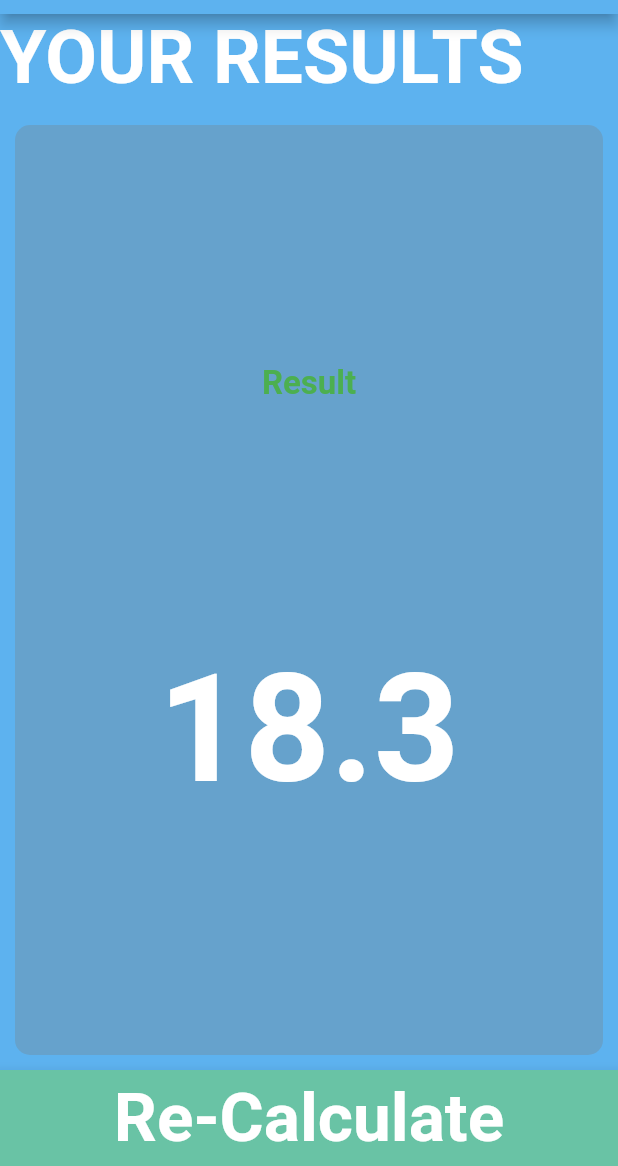
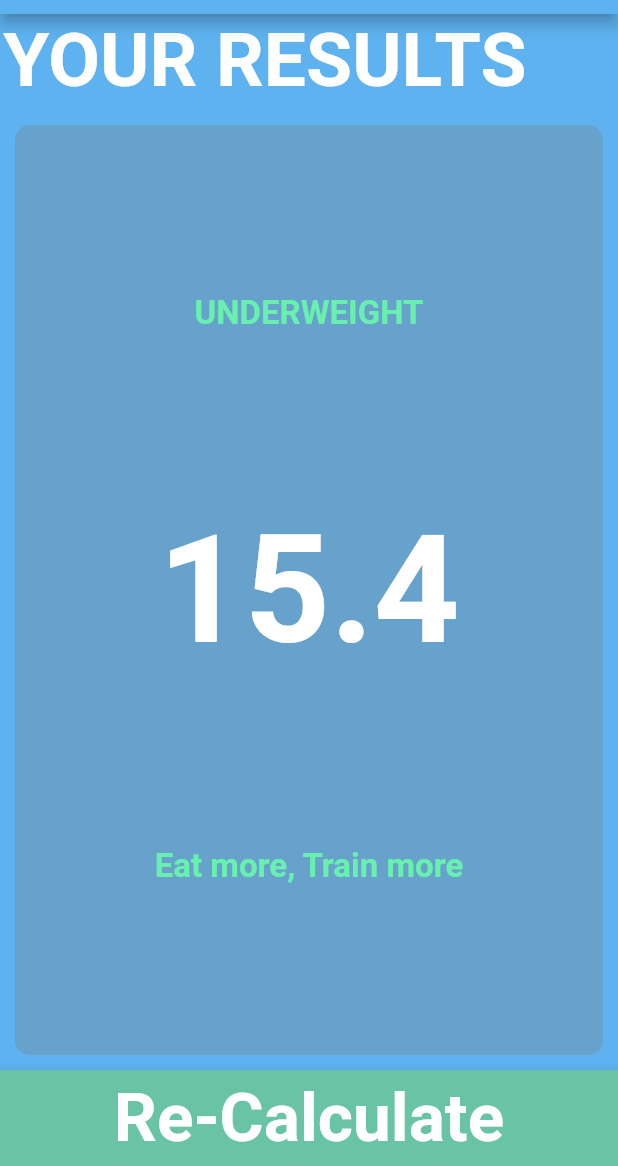
Before and after one commit to matatoMatata94/BMI_calculator_clone, a Flutter app: the screen it shows after launch, after a tap on "Calculate", on a phone screen of 412 x 824 dp, the part 70-1236 px from its top. Run offline on Flutter 3.47's test engine with Material 2 defaults, Android fonts, the phone set to English and light mode, and no system bars; our stand-ins replace font_awesome_flutter.

Commit message:
Finished app

```diff
--- /dev/null
+++ b/lib/calculator_brain.dart
@@ -0,0 +1,34 @@
+import 'dart:math';
+
+class CalculatorBrain {
+  CalculatorBrain({this.height, this.weight});
+
+  double height;
+  int weight;
+  double _bmi;
+
+  String calculateBMI() {
+    _bmi = weight / pow(height / 100, 2);
+    return _bmi.toStringAsFixed(1);
+  }
+
+  String getResult() {
+    if (_bmi >= 25) {
+      return 'OVERWEIGHT';
+    } else if (_bmi > 18.5) {
+      return 'NORMAL';
+    } else {
+      return 'UNDERWEIGHT';
+    }
+  }
+
+  String getInterpretation() {
+    if (_bmi >= 25) {
+      return 'Eat less, train more';
+    } else if (_bmi > 18.5) {
+      return 'Keep going';
+    } else {
+      return 'Eat more, Train more';
+    }
+  }
+}
--- a/lib/constants.dart
+++ b/lib/constants.dart
@@ -33,7 +33,7 @@ const kTitleTextStyle = TextStyle(
 const kResultTextStyle = TextStyle(
   fontSize: 22.0,
   fontWeight: FontWeight.bold,
-  color: Colors.green,
+  color: Colors.greenAccent,
 );
 
 const kBMITextStyle = TextStyle(
--- a/lib/main.dart
+++ b/lib/main.dart
@@ -1,6 +1,5 @@
 import 'package:bmi_calculator/constants.dart';
 import 'package:bmi_calculator/screens/input_page.dart';
-import 'package:bmi_calculator/screens/output_page.dart';
 import 'package:flutter/material.dart';
 
 void main() => runApp(BMICalculator());
@@ -18,9 +17,6 @@ class BMICalculator extends StatelessWidget {
         ),
       ),
       home: InputPage(),
-      routes: {
-        '/output': (context) => OutputPage(),
-      },
     );
   }
 }
--- a/lib/screens/input_page.dart
+++ b/lib/screens/input_page.dart
@@ -1,7 +1,9 @@
+import 'package:bmi_calculator/calculator_brain.dart';
 import 'package:bmi_calculator/components/cirle_icon_button.dart';
 import 'package:bmi_calculator/components/rectangle_button.dart';
 import 'package:bmi_calculator/components/reusable_card.dart';
 import 'package:bmi_calculator/constants.dart';
+import 'package:bmi_calculator/screens/output_page.dart';
 import 'package:flutter/cupertino.dart';
 import 'package:flutter/material.dart';
 import 'package:font_awesome_flutter/font_awesome_flutter.dart';
@@ -208,7 +210,18 @@ class _InputPageState extends State<InputPage> {
           ),
           RectangleButton(
             onPressed: () {
-              Navigator.pushNamed(context, '/output');
+              CalculatorBrain calc =
+                  CalculatorBrain(height: height, weight: weight);
+              Navigator.push(
+                context,
+                MaterialPageRoute(
+                  builder: (context) => OutputPage(
+                    bmiResult: calc.calculateBMI(),
+                    resultText: calc.getResult(),
+                    interpretation: calc.getInterpretation(),
+                  ),
+                ),
+              );
             },
             child: Text(
               'Calculate',
--- a/lib/screens/output_page.dart
+++ b/lib/screens/output_page.dart
@@ -4,6 +4,15 @@ import 'package:bmi_calculator/constants.dart';
 import 'package:flutter/material.dart';
 
 class OutputPage extends StatelessWidget {
+  OutputPage(
+      {@required this.bmiResult,
+      @required this.interpretation,
+      @required this.resultText});
+
+  final String bmiResult;
+  final String resultText;
+  final String interpretation;
+
   @override
   Widget build(BuildContext context) {
     return Scaffold(
@@ -16,6 +25,7 @@ class OutputPage extends StatelessWidget {
         children: [
           Expanded(
             child: Container(
+              padding: EdgeInsets.all(2.0),
               child: Text(
                 'YOUR RESULTS',
                 style: kTitleTextStyle,
@@ -32,12 +42,16 @@ class OutputPage extends StatelessWidget {
                   crossAxisAlignment: CrossAxisAlignment.center,
                   children: [
                     Text(
-                      'Result',
+                      resultText,
                       style: kResultTextStyle,
                     ),
                     Text(
-                      '18.3',
+                      bmiResult,
                       style: kBMITextStyle,
+                    ),
+                    Text(
+                      interpretation,
+                      style: kResultTextStyle,
                     ),
                   ],
                 ),
```
Also changed, not shown: lib/flip_animation.dart (deleted, +0 -47 lines).
